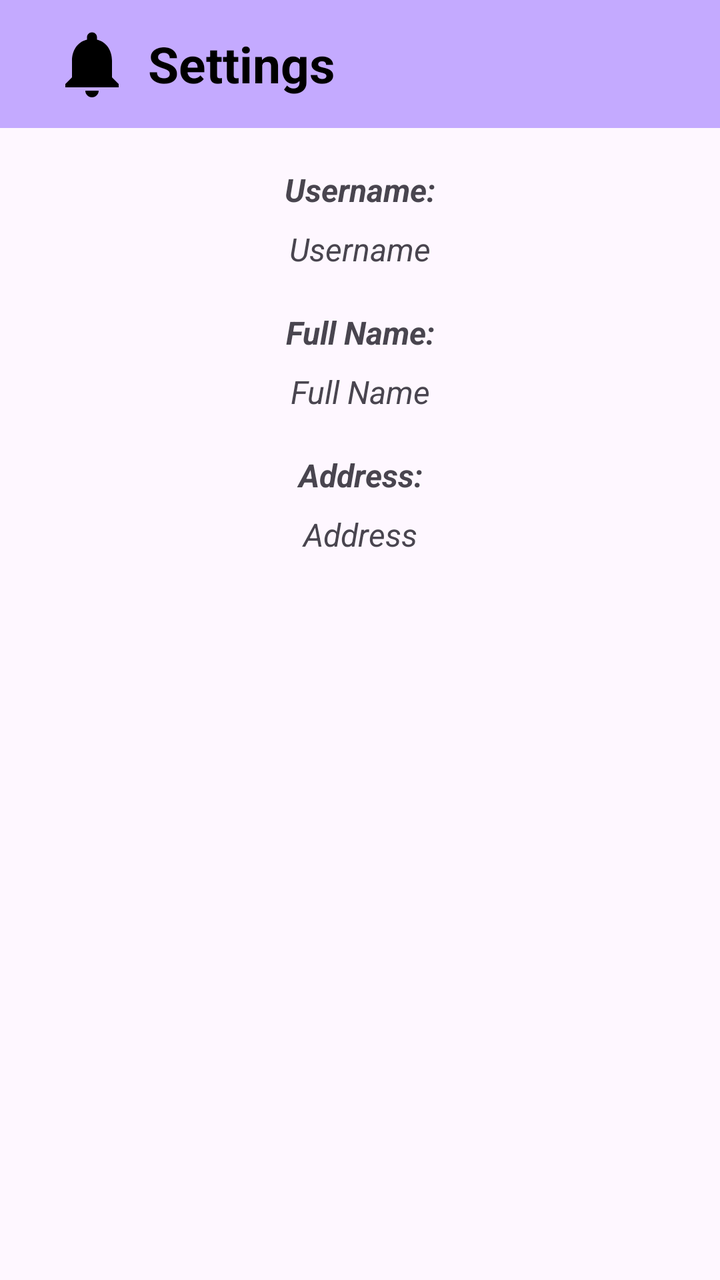
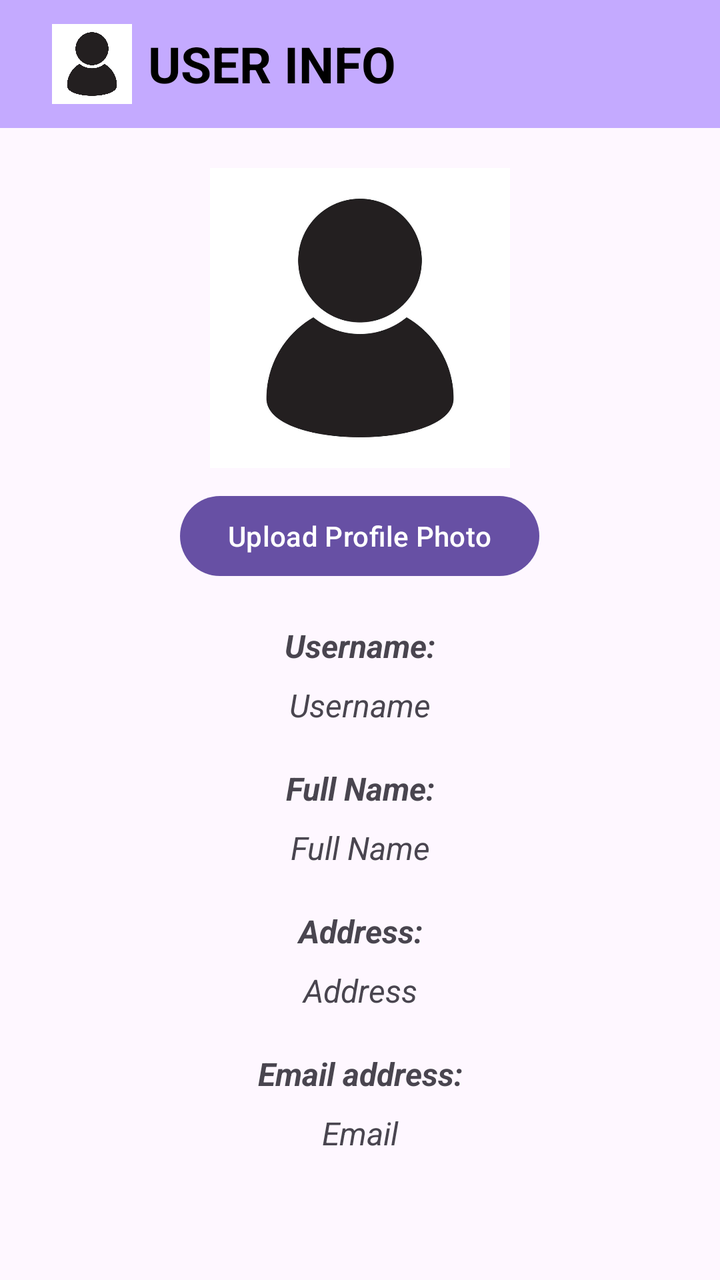

Two renders of the same Android screen: before a commit and after it. Below are the layout's source before the change and the commit's diff.
<!-- AndroidManifest.xml: application theme Theme.LocalTreasury -->
<!-- res/layout/fragment_settings.xml -->
<LinearLayout xmlns:android="http://schemas.android.com/apk/res/android"
    xmlns:tools="http://schemas.android.com/tools"
    xmlns:app="http://schemas.android.com/apk/res-auto"
    android:layout_width="match_parent"
    android:layout_height="match_parent"
    android:orientation="vertical"
    tools:context=".ui.settings.SettingsFragment">>
    <androidx.appcompat.widget.Toolbar
        android:id="@+id/toolbar"
        android:layout_width="match_parent"
        android:layout_height="wrap_content"
        android:background="@color/topBackground"
        app:popupTheme="@style/ThemeOverlay.AppCompat.Dark.ActionBar"
        app:layout_constraintTop_toTopOf="parent">
        <RelativeLayout
            android:layout_width="match_parent"
            android:layout_height="match_parent">
            
            <ImageView
                android:id="@+id/toolbar_logo"
                android:layout_width="40dp"
                android:layout_height="40dp"
                android:layout_alignParentStart="true"
                android:layout_centerVertical="true"
                android:layout_marginStart="10dp"
                android:src="@drawable/ic_notifications_black_24dp" />
            
            <TextView
                android:id="@+id/toolbar_title"
                android:layout_width="wrap_content"
                android:layout_height="wrap_content"
                android:layout_toEndOf="@id/toolbar_logo"
                android:layout_centerVertical="true"
                android:layout_marginStart="8dp"
                android:text="Settings"
                android:textColor="@color/HeadingText"
                android:textSize="25sp"
                android:textStyle="bold" />
        </RelativeLayout>
    </androidx.appcompat.widget.Toolbar>

    <TextView
        android:layout_width="match_parent"
        android:layout_height="wrap_content"
        android:layout_marginStart="8dp"
        android:layout_marginTop="20dp"
        android:layout_marginEnd="8dp"
        android:textAlignment="center"
        android:textSize="16sp"
        android:text="Username:"
        android:textStyle="bold|italic"
        android:id="@+id/Username_text"/>

    <TextView
        android:layout_width="match_parent"
        android:layout_height="wrap_content"
        android:layout_marginStart="8dp"
        android:layout_marginTop="8dp"
        android:layout_marginEnd="8dp"
        android:textAlignment="center"
        android:textSize="16sp"
        android:text="Username"
        android:textStyle="italic"
        android:id="@+id/Username_placeholder"/>

    <TextView
        android:layout_width="match_parent"
        android:layout_height="wrap_content"
        android:layout_marginStart="8dp"
        android:layout_marginTop="20dp"
        android:layout_marginEnd="8dp"
        android:textAlignment="center"
        android:textSize="16sp"
        android:text="Full Name:"
        android:textStyle="bold|italic"
        android:id="@+id/Full_Name_text"/>

    <TextView
        android:layout_width="match_parent"
        android:layout_height="wrap_content"
        android:layout_marginStart="8dp"
        android:layout_marginTop="8dp"
        android:layout_marginEnd="8dp"
        android:textAlignment="center"
        android:textSize="16sp"
        android:text="Full Name"
        android:textStyle="italic"
        android:id="@+id/Full_Name_placeholder"/>

    <TextView
        android:layout_width="match_parent"
        android:layout_height="wrap_content"
        android:layout_marginStart="8dp"
        android:layout_marginTop="20dp"
        android:layout_marginEnd="8dp"
        android:textAlignment="center"
        android:textSize="16sp"
        android:text="Address:"
        android:textStyle="bold|italic"
        android:id="@+id/Address_text"/>

    <TextView
        android:layout_width="match_parent"
        android:layout_height="wrap_content"
        android:layout_marginStart="8dp"
        android:layout_marginTop="8dp"
        android:layout_marginEnd="8dp"
        android:textAlignment="center"
        android:textSize="16sp"
        android:text="Address"
        android:textStyle="italic"
        android:id="@+id/Address_placeholder"/>
</LinearLayout>
<!-- resources referenced by this layout -->
<resources>
  <color name="HeadingText">#000000</color>
  <color name="topBackground">#C4AAFF</color>
  <!-- drawable ic_notifications_black_24dp (drawable) -->
  <vector xmlns:android="http://schemas.android.com/apk/res/android"
      android:width="24dp"
      android:height="24dp"
      android:viewportWidth="24.0"
      android:viewportHeight="24.0">
      <path
          android:fillColor="#FF000000"
          android:pathData="M12,22c1.1,0 2,-0.9 2,-2h-4c0,1.1 0.89,2 2,2zM18,16v-5c0,-3.07 -1.64,-5.64 -4.5,-6.32L13.5,4c0,-0.83 -0.67,-1.5 -1.5,-1.5s-1.5,0.67 -1.5,1.5v0.68C7.63,5.36 6,7.92 6,11v5l-2,2v1h16v-1l-2,-2z" />
  </vector>
  <style name="Theme.LocalTreasury" parent="Theme.MaterialComponents.DayNight.DarkActionBar">
          
          <item name="colorPrimary">@color/purple_500</item>
          <item name="colorPrimaryVariant">@color/purple_700</item>
          <item name="colorOnPrimary">@color/white</item>
          
          <item name="colorSecondary">@color/teal_200</item>
          <item name="colorSecondaryVariant">@color/teal_700</item>
          <item name="colorOnSecondary">@color/black</item>
          
          <item name="android:statusBarColor">?attr/colorPrimaryVariant</item>
          
      </style>
  <color name="purple_500">#FF6200EE</color>
  <color name="purple_700">#FF3700B3</color>
  <color name="white">#FFFFFFFF</color>
  <color name="teal_200">#FF03DAC5</color>
  <color name="teal_700">#FF018786</color>
  <color name="black">#FF000000</color>
</resources>

<!-- the commit's change to res/layout/fragment_settings.xml (unified diff, before → after) -->
@@ -4,7 +4,7 @@
     android:layout_width="match_parent"
     android:layout_height="match_parent"
     android:orientation="vertical"
-    tools:context=".ui.settings.SettingsFragment">>
+    tools:context=".ui.settings.SettingsFragment">
     <androidx.appcompat.widget.Toolbar
         android:id="@+id/toolbar"
         android:layout_width="match_parent"
@@ -23,21 +23,38 @@
                 android:layout_alignParentStart="true"
                 android:layout_centerVertical="true"
                 android:layout_marginStart="10dp"
-                android:src="@drawable/ic_notifications_black_24dp" />
+                android:src="@drawable/profiledefault" />
             
             <TextView
                 android:id="@+id/toolbar_title"
                 android:layout_width="wrap_content"
                 android:layout_height="wrap_content"
-                android:layout_toEndOf="@id/toolbar_logo"
                 android:layout_centerVertical="true"
                 android:layout_marginStart="8dp"
-                android:text="Settings"
+                android:layout_toEndOf="@id/toolbar_logo"
+                android:text="USER INFO"
                 android:textColor="@color/HeadingText"
                 android:textSize="25sp"
                 android:textStyle="bold" />
         </RelativeLayout>
     </androidx.appcompat.widget.Toolbar>
+
+    <ImageView
+        android:id="@+id/profile_image"
+        android:layout_width="150dp"
+        android:layout_height="150dp"
+        android:layout_marginTop="20dp"
+        android:layout_gravity="center_horizontal"
+        android:scaleType="centerCrop"
+        android:src="@drawable/profiledefault" />
+
+    <Button
+        android:id="@+id/upload_profile_button"
+        android:layout_width="wrap_content"
+        android:layout_height="wrap_content"
+        android:layout_marginTop="10dp"
+        android:layout_gravity="center_horizontal"
+        android:text="Upload Profile Photo" />
 
     <TextView
         android:layout_width="match_parent"
@@ -110,4 +127,28 @@
         android:text="Address"
         android:textStyle="italic"
         android:id="@+id/Address_placeholder"/>
+
+    <TextView
+        android:layout_width="match_parent"
+        android:layout_height="wrap_content"
+        android:layout_marginStart="8dp"
+        android:layout_marginTop="20dp"
+        android:layout_marginEnd="8dp"
+        android:textAlignment="center"
+        android:textSize="16sp"
+        android:text="Email address:"
+        android:textStyle="bold|italic"
+        android:id="@+id/Email_text"/>
+
+    <TextView
+        android:layout_width="match_parent"
+        android:layout_height="wrap_content"
+        android:layout_marginStart="8dp"
+        android:layout_marginTop="8dp"
+        android:layout_marginEnd="8dp"
+        android:textAlignment="center"
+        android:textSize="16sp"
+        android:text="Email"
+        android:textStyle="italic"
+        android:id="@+id/Email_placeholder"/>
 </LinearLayout>
<!-- resource entries referenced after the edit -->
@@ -2,16 +2,7 @@
 <resources>
   <color name="HeadingText">#000000</color>
   <color name="topBackground">#C4AAFF</color>
-  <!-- drawable ic_notifications_black_24dp (drawable) -->
-  <vector xmlns:android="http://schemas.android.com/apk/res/android"
-      android:width="24dp"
-      android:height="24dp"
-      android:viewportWidth="24.0"
-      android:viewportHeight="24.0">
-      <path
-          android:fillColor="#FF000000"
-          android:pathData="M12,22c1.1,0 2,-0.9 2,-2h-4c0,1.1 0.89,2 2,2zM18,16v-5c0,-3.07 -1.64,-5.64 -4.5,-6.32L13.5,4c0,-0.83 -0.67,-1.5 -1.5,-1.5s-1.5,0.67 -1.5,1.5v0.68C7.63,5.36 6,7.92 6,11v5l-2,2v1h16v-1l-2,-2z" />
-  </vector>
+  <!-- drawable profiledefault: jpg bitmap (drawable, 13415 bytes) -->
   <style name="Theme.LocalTreasury" parent="Theme.MaterialComponents.DayNight.DarkActionBar">
           
           <item name="colorPrimary">@color/purple_500</item>
